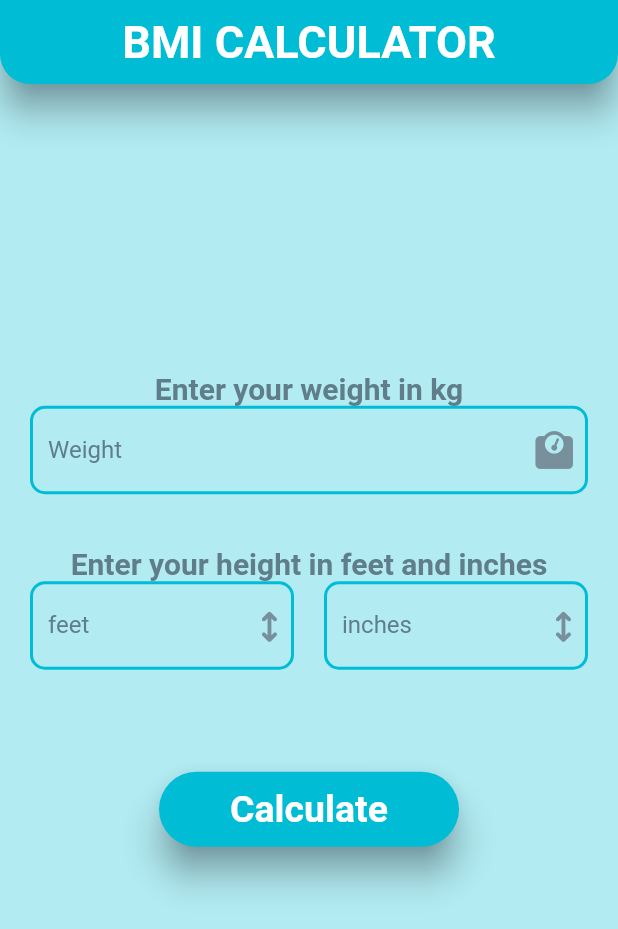
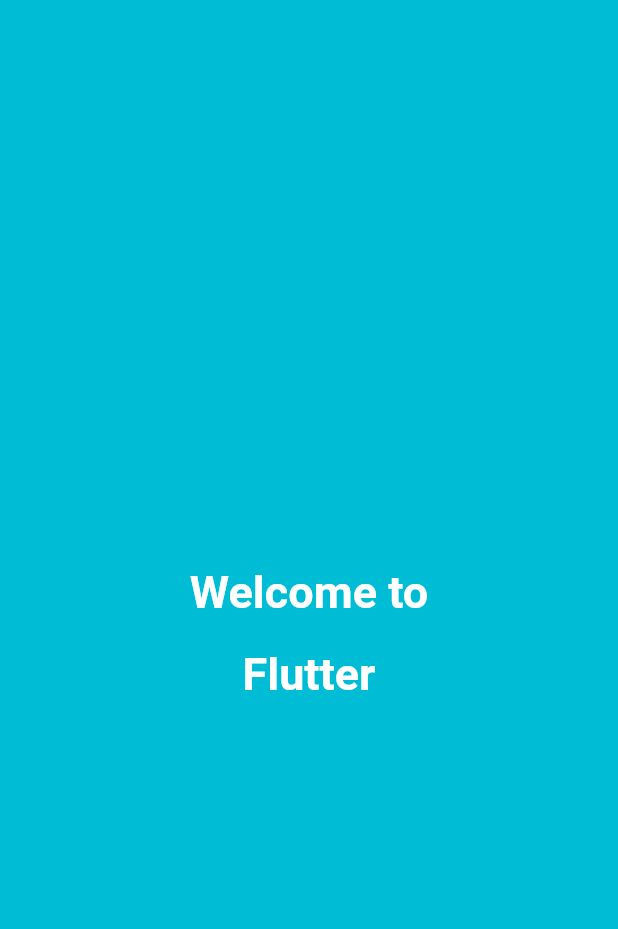
Before and after one commit to devil-preet/BMI-Calculator-App, a Flutter app: the first screen one second after launch, on a phone screen of 412 x 824 dp. Shown: the top 929 px of the screen. Run offline on Flutter 3.47's test engine with Material 2 defaults, Android fonts, the phone set to English and light mode, and no system bars; our stand-ins replace font_awesome_flutter; Roboto replaces fonts that are missing (birthday).

Commit message:
Splash Screen added

```diff
--- a/lib/homeScreen.dart
+++ b/lib/homeScreen.dart
@@ -1,4 +1,4 @@
-// ignore_for_file: file_names, unnecessary_null_comparison
+// ignore_for_file: file_names, unnecessary_null_comparison, prefer_typing_uninitialized_variables
 
 import 'package:bmi/widgets/myScaffold.dart';
 import 'package:bmi/widgets/textField.dart';
@@ -28,7 +28,6 @@ class _HomeScreenState extends State<HomeScreen> {
       bgColor: bgcolor,
       body: Center(
         child: SingleChildScrollView(
-          child: SizedBox(
           child: Column(
             mainAxisAlignment: MainAxisAlignment.center,
             crossAxisAlignment: CrossAxisAlignment.center,
@@ -90,8 +89,7 @@ class _HomeScreenState extends State<HomeScreen> {
                       children: [
                         Expanded(
                           child: Padding(
-                              padding:
-                                  const EdgeInsets.only(left: 20, right: 10),
+                            padding: const EdgeInsets.only(left: 20, right: 10),
                             child: MyTextField(
                               controller: ftController,
                               labelText: 'feet',
@@ -104,8 +102,7 @@ class _HomeScreenState extends State<HomeScreen> {
                         ),
                         Expanded(
                           child: Padding(
-                              padding:
-                                  const EdgeInsets.only(left: 10, right: 20),
+                            padding: const EdgeInsets.only(left: 10, right: 20),
                             child: MyTextField(
                               controller: inchController,
                               labelText: 'inches',
@@ -142,8 +139,7 @@ class _HomeScreenState extends State<HomeScreen> {
                                 msg = "OOPS !! you are underwieght";
                                 bgcolor = Colors.red;
                               } else {
-                                  msg =
-                                      "Hurrey!! you are Healthy\nKeep it up!!";
+                                msg = "Hurrey!! you are Healthy\nKeep it up!!";
                                 bgcolor = Colors.green;
                               }
                               setState(() {
@@ -214,7 +210,6 @@ class _HomeScreenState extends State<HomeScreen> {
           ),
         ),
       ),
-      ),
     );
   }
 }
--- a/lib/main.dart
+++ b/lib/main.dart
@@ -1,4 +1,4 @@
-import 'package:bmi/homeScreen.dart';
+import 'package:bmi/widgets/intialSplashScreen.dart';
 import 'package:flutter/material.dart';
 
 void main() {
@@ -17,7 +17,7 @@ class MyApp extends StatelessWidget {
         // colorScheme: ColorScheme.fromSeed(seedColor: Colors.deepPurple),
         // useMaterial3: true,
       ),
-      home: const HomeScreen(),
+      home: const IntialSplash(),
     );
   }
 }
--- /dev/null
+++ b/lib/widgets/intialSplashScreen.dart
@@ -0,0 +1,64 @@
+// ignore_for_file: file_names
+
+import 'dart:async';
+
+import 'package:bmi/homeScreen.dart';
+import 'package:flutter/material.dart';
+
+class IntialSplash extends StatefulWidget {
+  const IntialSplash({super.key});
+
+  @override
+  State<IntialSplash> createState() => _IntialSplashState();
+}
+
+class _IntialSplashState extends State<IntialSplash> {
+  @override
+  void initState() {
+    super.initState();
+    Timer(const Duration(seconds: 5), () {
+      Navigator.pushReplacement(
+          context, MaterialPageRoute(builder: (context) => const HomeScreen()));
+    });
+  }
+
+  @override
+  Widget build(BuildContext context) {
+    return Scaffold(
+      body: Center(
+        child: Container(
+          width: double.infinity,
+          height: double.infinity,
+          color: Colors.cyan,
+          child: const Column(
+            mainAxisAlignment: MainAxisAlignment.center,
+            children: <Widget>[
+              SizedBox(
+                height: 20,
+              ),
+              Text(
+                'Welcome to',
+                style: TextStyle(
+                  color: Colors.white,
+                  fontSize: 30,
+                  fontWeight: FontWeight.bold,
+                ),
+              ),
+              SizedBox(
+                height: 20,
+              ),
+              Text(
+                'Flutter',
+                style: TextStyle(
+                  color: Colors.white,
+                  fontSize: 30,
+                  fontWeight: FontWeight.bold,
+                ),
+              ),
+            ],
+          ),
+        ),
+      ),
+    );
+  }
+}
```
Also changed, not shown: lib/homePage.dart (deleted, +0 -63 lines). Lines whose indentation alone changed are shown as unchanged.
